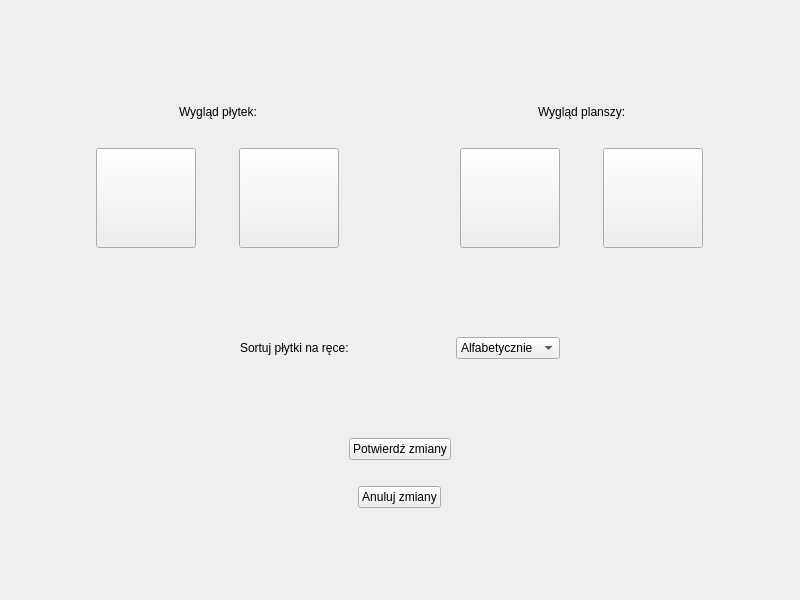
Qt form src/gui/settings_window/settings_window.ui (piotrjwegrzyn/Scrabble) before a commit.
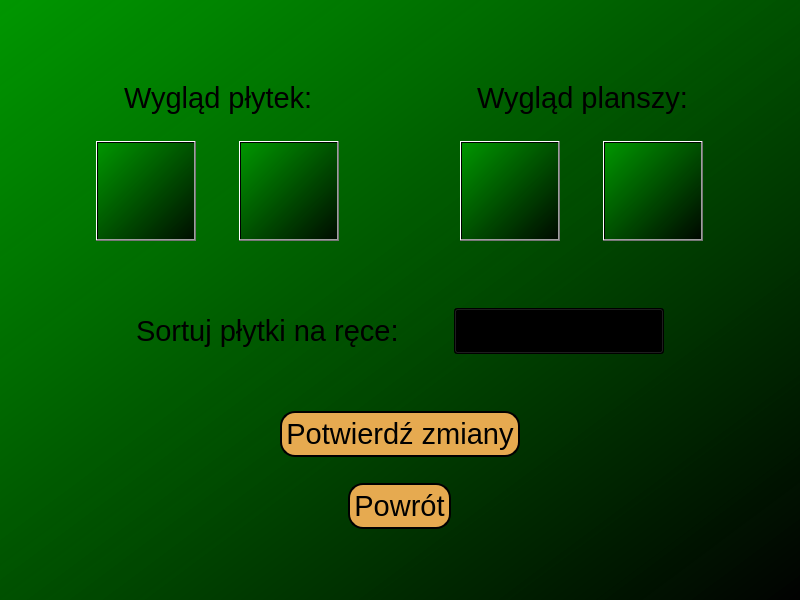
The same form after that commit. Icons and pictures are not drawn.

```diff
--- a/src/gui/settings_window/settings_window.ui
+++ b/src/gui/settings_window/settings_window.ui
@@ -37,6 +37,9 @@
   <property name="windowTitle">
    <string>MainWindow</string>
   </property>
+  <property name="styleSheet">
+   <string notr="true">background-color:qlineargradient(spread:pad, x1:0, y1:0, x2:1, y2:1, stop:0 rgba(0, 150, 0, 255), stop:1 rgba(0, 0, 0, 220))</string>
+  </property>
   <widget class="QWidget" name="centralwidget">
    <property name="sizePolicy">
     <sizepolicy hsizetype="Expanding" vsizetype="Expanding">
@@ -156,8 +159,13 @@
                 <verstretch>0</verstretch>
                </sizepolicy>
               </property>
+              <property name="font">
+               <font>
+                <pointsize>22</pointsize>
+               </font>
+              </property>
               <property name="styleSheet">
-               <string notr="true">font: 22pt &quot;Arial&quot;;</string>
+               <string notr="true">background-color: rgb(0,0,0,0)</string>
               </property>
               <property name="text">
                <string>Wygląd płytek:</string>
@@ -305,8 +313,13 @@
                 <verstretch>0</verstretch>
                </sizepolicy>
               </property>
+              <property name="font">
+               <font>
+                <pointsize>22</pointsize>
+               </font>
+              </property>
               <property name="styleSheet">
-               <string notr="true">font: 22pt &quot;Arial&quot;;</string>
+               <string notr="true">background-color: rgb(0,0,0,0)</string>
               </property>
               <property name="text">
                <string>Wygląd planszy:</string>
@@ -441,13 +454,18 @@
         <item>
          <widget class="QLabel" name="labelSortTiles">
           <property name="sizePolicy">
-           <sizepolicy hsizetype="Fixed" vsizetype="Maximum">
+           <sizepolicy hsizetype="Preferred" vsizetype="Preferred">
             <horstretch>0</horstretch>
             <verstretch>0</verstretch>
            </sizepolicy>
           </property>
+          <property name="font">
+           <font>
+            <pointsize>22</pointsize>
+           </font>
+          </property>
           <property name="styleSheet">
-           <string notr="true">font: 22pt &quot;Arial&quot;;</string>
+           <string notr="true">background-color: rgb(0,0,0,0)</string>
           </property>
           <property name="text">
            <string>Sortuj płytki na ręce:</string>
@@ -470,11 +488,16 @@
         <item>
          <widget class="QComboBox" name="dropdownListSortTiles">
           <property name="sizePolicy">
-           <sizepolicy hsizetype="Fixed" vsizetype="Fixed">
+           <sizepolicy hsizetype="Fixed" vsizetype="Preferred">
             <horstretch>0</horstretch>
             <verstretch>0</verstretch>
            </sizepolicy>
           </property>
+          <property name="font">
+           <font>
+            <pointsize>22</pointsize>
+           </font>
+          </property>
           <property name="styleSheet">
            <string notr="true">font: 22pt &quot;Arial&quot;;</string>
           </property>
@@ -565,11 +588,21 @@
               <verstretch>0</verstretch>
              </sizepolicy>
             </property>
+            <property name="font">
+             <font>
+              <pointsize>22</pointsize>
+             </font>
+            </property>
             <property name="layoutDirection">
              <enum>Qt::LeftToRight</enum>
             </property>
             <property name="styleSheet">
-             <string notr="true">font: 22pt &quot;Arial&quot;;</string>
+             <string notr="true">background-color: rgb(230, 170, 80);
+border-style: outset;
+border-width: 2px;
+border-radius: 15px;
+border-color: black;
+padding: 4px;</string>
             </property>
             <property name="text">
              <string>Potwierdź zmiany</string>
@@ -603,11 +636,21 @@
               <verstretch>0</verstretch>
              </sizepolicy>
             </property>
+            <property name="font">
+             <font>
+              <pointsize>22</pointsize>
+             </font>
+            </property>
             <property name="styleSheet">
-             <string notr="true">font: 22pt &quot;Arial&quot;;</string>
+             <string notr="true">background-color: rgb(230, 170, 80);
+border-style: outset;
+border-width: 2px;
+border-radius: 15px;
+border-color: black;
+padding: 4px;</string>
             </property>
             <property name="text">
-             <string>Anuluj zmiany</string>
+             <string>Powrót</string>
             </property>
            </widget>
           </item>
```
Left out of the diff: 8 changed lines with no effect on the pictures.
